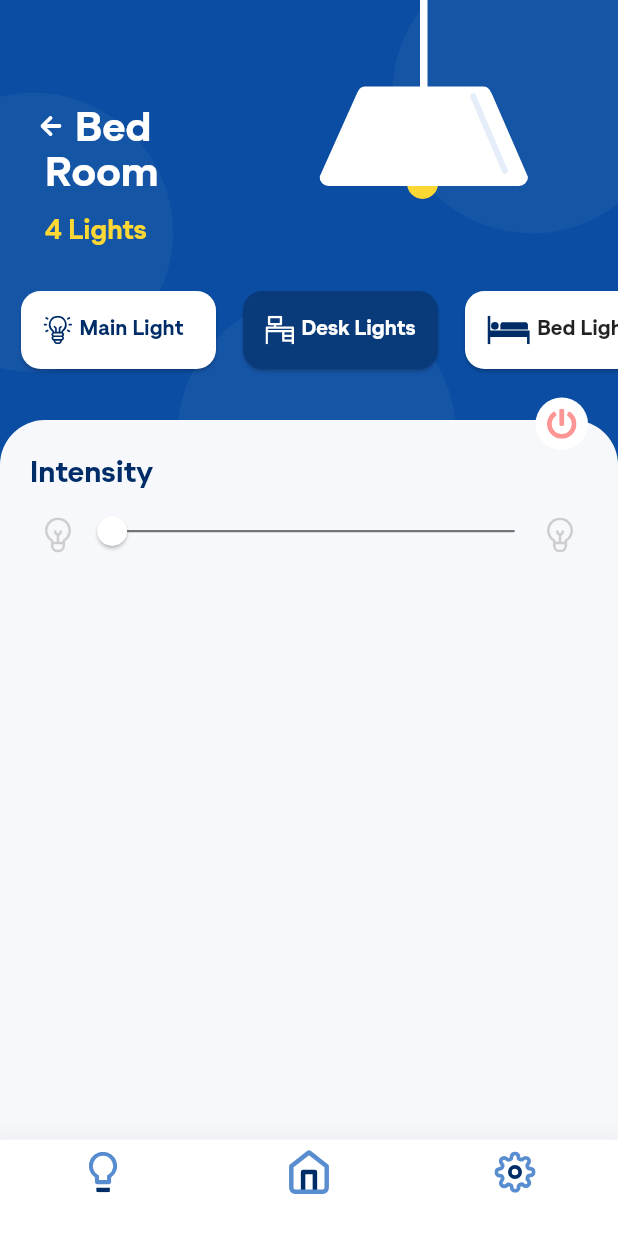
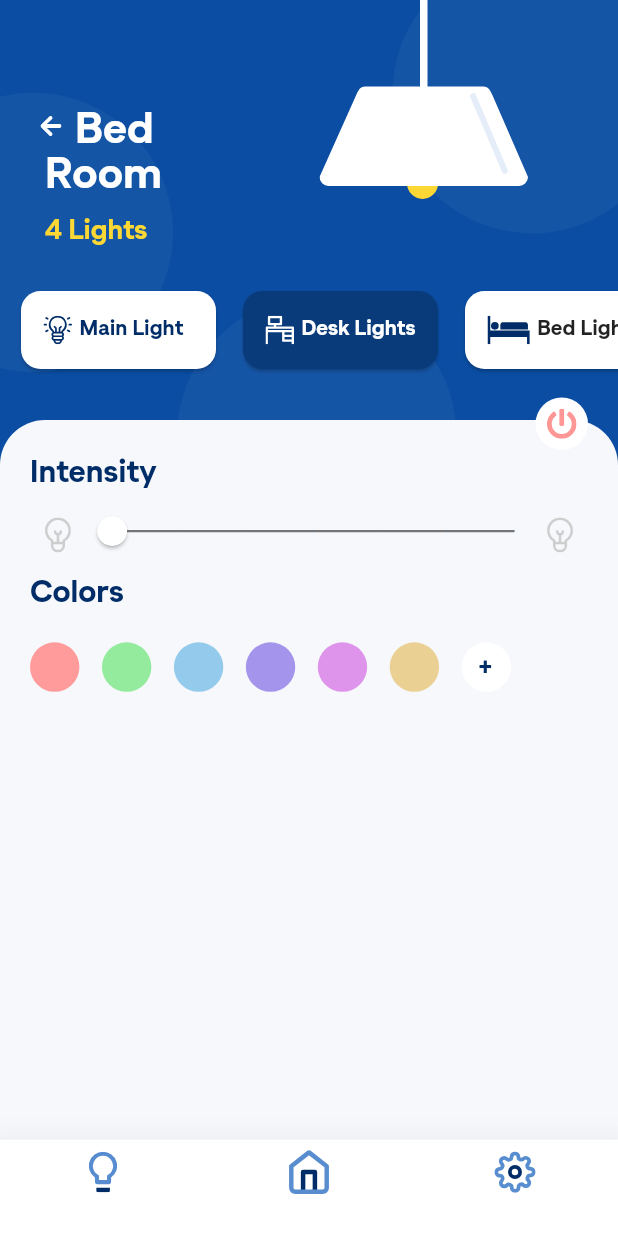
Before and after one commit to CodeSadhu/FolkDev-Assignment, a Flutter app: the screen it shows after launch, after a tap on "Bed room", on a phone screen of 412 x 824 dp. Shown: the top 1233 px of the screen. Run offline on Flutter 3.47's test engine with Material 2 defaults, Android fonts, the phone set to English and light mode, and no system bars; our stand-ins replace flutter_svg.

Commit message:
Color changes

```diff
--- a/lib/common_widgets.dart
+++ b/lib/common_widgets.dart
@@ -39,6 +39,16 @@ List<String> lightCounts = [
   '5 Lights',
   '2 Lights',
 ];
+
+List<Color> lampColors = [
+  Color(0xFFFF9B9B),
+  Color(0xFF94EB9E),
+  Color(0xFF94CAEB),
+  Color(0xFFA594EB),
+  Color(0xFFDE94EB),
+  Color(0xFFEBD094),
+];
+
 class HomePageGridView {
   final String gridImage;
   final String roomType;
--- a/lib/screens/bed-room.dart
+++ b/lib/screens/bed-room.dart
@@ -13,6 +13,8 @@ class _BedRoomState extends State<BedRoom> {
   bool lightBulb = false;
   int yellowBrightness = 900;
   bool lampBright = false;
+
+  Color lampColor = Colors.yellow[600];
 
   @override
   Widget build(BuildContext context) {
@@ -53,7 +55,7 @@ class _BedRoomState extends State<BedRoom> {
                 'Bed',
                 style: TextStyle(
                   color: Colors.white,
-                  fontSize: 28.0,
+                  fontSize: SizeConfig.blockSizeVertical * 3.5,
                 ),
               ),
             ),
@@ -64,7 +66,7 @@ class _BedRoomState extends State<BedRoom> {
                 'Room',
                 style: TextStyle(
                   color: Colors.white,
-                  fontSize: 28.0,
+                  fontSize: SizeConfig.blockSizeVertical * 3.5,
                 ),
               ),
             ),
@@ -75,7 +77,7 @@ class _BedRoomState extends State<BedRoom> {
                 '4 Lights',
                 style: TextStyle(
                   color: Colors.yellow[600],
-                  fontSize: 18.0,
+                  fontSize: SizeConfig.blockSizeVertical * 2.2,
                 ),
               ),
             ),
@@ -87,7 +89,7 @@ class _BedRoomState extends State<BedRoom> {
                 width: SizeConfig.blockSizeHorizontal * 5,
                 decoration: BoxDecoration(
                   // color: lampBright ? Colors.yellow[yellowBrightness] : appBackgroundColor,
-                  color: Colors.yellow[600],
+                  color: lampColor,
                   shape: BoxShape.circle
                 ),
               ),
@@ -124,7 +126,7 @@ class _BedRoomState extends State<BedRoom> {
                             SizedBox(width: 5.0),
                             SvgPicture.asset('assets/surface1.svg', height: 19.0),
                             SizedBox(width: 5.0),
-                            Text("Main Light", style: TextStyle(fontSize: 14.0, color: darkBlueTheme)),
+                            Text("Main Light", style: TextStyle(fontSize: SizeConfig.blockSizeVertical * 1.7, color: darkBlueTheme)),
                           ],
                         ),
                       ),
@@ -145,7 +147,7 @@ class _BedRoomState extends State<BedRoom> {
                             SizedBox(width: 5.0),
                             SvgPicture.asset('assets/desk-light.svg', height: 19.0),
                             SizedBox(width: 5.0),
-                            Text("Desk Lights", style: TextStyle(fontSize: 14.0, color: Colors.white)),
+                            Text("Desk Lights", style: TextStyle(fontSize: SizeConfig.blockSizeVertical * 1.7, color: Colors.white)),
                           ],
                         ),
                       ),
@@ -166,7 +168,7 @@ class _BedRoomState extends State<BedRoom> {
                             SizedBox(width: 5.0),
                             SvgPicture.asset('assets/bedIcon.svg', height: 19.0),
                             SizedBox(width: 5.0),
-                            Text("Bed Lights", style: TextStyle(fontSize: 14.0)),
+                            Text("Bed Lights", style: TextStyle(fontSize: SizeConfig.blockSizeVertical * 1.7)),
                           ],
                         ),
                       ),
@@ -195,7 +197,7 @@ class _BedRoomState extends State<BedRoom> {
                       child: Text(
                         'Intensity',
                         style: TextStyle(
-                          fontSize: 20.0,
+                          fontSize: SizeConfig.blockSizeVertical * 2.5,
                           color: darkBlueTheme
                         )
                       ),
@@ -266,6 +268,68 @@ class _BedRoomState extends State<BedRoom> {
                         ),
                       ),
                     ),
+                    Positioned(
+                      top: 100.0,
+                      left: 20.0,
+                      child: Text(
+                        'Colors',
+                        style: TextStyle(
+                          fontSize: SizeConfig.blockSizeVertical * 2.5,
+                          color: darkBlueTheme
+                        )
+                      ),
+                    ),
+                    Positioned(
+                      top: 140.0,
+                      left: 20.0,
+                      child: Container(
+                        height: SizeConfig.blockSizeVertical * 6,
+                        width: SizeConfig.blockSizeHorizontal * 80,
+                        child: ListView.custom(
+                          scrollDirection: Axis.horizontal,
+                          childrenDelegate: SliverChildBuilderDelegate(
+                            (BuildContext context, int index) {
+                              return Row(
+                                children: [
+                                  InkWell(
+                                    child: Container(
+                                      height: SizeConfig.blockSizeVertical * 5,
+                                      width: SizeConfig.blockSizeHorizontal * 8,
+                                      decoration: BoxDecoration(
+                                        shape: BoxShape.circle,
+                                        color: lampColors[index],
+                                      ),
+                                    ),
+                                    onTap: () {
+                                      setState(() {
+                                        lampColor = lampColors[index];
+                                      });
+                                    },
+                                  ),
+                                  SizedBox(width: 15.0),
+                                  (index == lampColors.length - 1)
+                                  ? Container(
+                                    height: SizeConfig.blockSizeVertical * 5,
+                                    width: SizeConfig.blockSizeHorizontal * 8,
+                                    decoration: BoxDecoration(
+                                      shape: BoxShape.circle,
+                                      color: Colors.white,
+                                    ),
+                                    child: Center(
+                                      child: SvgPicture.asset(
+                                        'assets/plus.svg',
+                                      ),
+                                    ),
+                                  )
+                                  : Container(),
+                                ],
+                              );
+                            },
+                            childCount: lampColors.length
+                          ),
+                        ),
+                      ),
+                    ),
                   ],
                 ),
               ),
--- a/lib/screens/home_page.dart
+++ b/lib/screens/home_page.dart
@@ -33,7 +33,7 @@ class HomePage extends StatelessWidget {
             width: 110,
             child: Text(
               'Control Panel',
-              style: TextStyle(fontSize: 28.0, color: Colors.white)
+              style: TextStyle(fontSize: SizeConfig.blockSizeVertical * 3.5, color: Colors.white)
             ),
           ),
         ),
@@ -102,7 +102,7 @@ class HomePage extends StatelessWidget {
                                     child: Text(
                                       roomTypes[index],
                                       style: TextStyle(
-                                        fontSize: 18.0,
+                                        fontSize: SizeConfig.blockSizeVertical * 2.2,
                                         // fontWeight: FontWeight.w800
                                       ),
                                     ),
@@ -113,7 +113,7 @@ class HomePage extends StatelessWidget {
                                     child: Text(
                                       lightCounts[index],
                                       style: TextStyle(
-                                        fontSize: 14.0,
+                                        fontSize: SizeConfig.blockSizeVertical * 1.7,
                                         color: yellowTheme,
                                         // fontWeight: FontWeight.w800
                                       ),
@@ -132,7 +132,7 @@ class HomePage extends StatelessWidget {
                   top: 20.0,
                   left: 25.0,
                   child: Text(
-                    'All Rooms', style: TextStyle(fontSize: 20.0, fontWeight: FontWeight.bold, color: darkBlueTheme)
+                    'All Rooms', style: TextStyle(fontSize: SizeConfig.blockSizeVertical * 2.5, fontWeight: FontWeight.bold, color: darkBlueTheme)
                   ),
                 ),
               ],
--- a/pubspec.yaml
+++ b/pubspec.yaml
@@ -55,6 +55,7 @@ flutter:
     - assets/balcony.svg
     - assets/back-arrow.svg
     - assets/lamp.svg
+    - assets/plus.svg
     - assets/surface1.svg
     - assets/surface2.svg
     - assets/solution2.svg
```
Also changed, not shown: assets/plus.svg (renamed from assets/+.svg).
